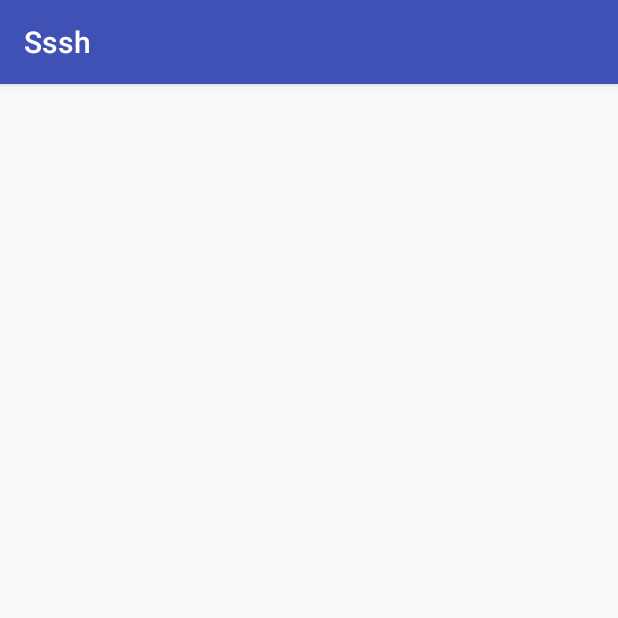
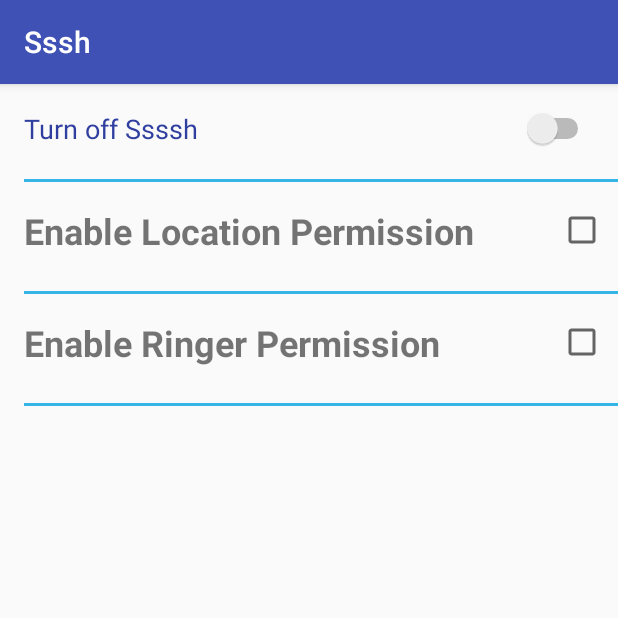
Before and after one commit to 97k/Sssh_SilenceMatters, an Android app: the screen it shows after launch (SettingsActivity), after a tap on "Settings", on a phone screen of 412 x 824 dp, the top half of it. Run offline under Robolectric (Android 15) with nearby library versions, the phone set to English and light mode, and no system bars.

```diff
--- a/app/src/main/java/com/example/android/sssh/SettingsActivity.java
+++ b/app/src/main/java/com/example/android/sssh/SettingsActivity.java
@@ -1,9 +1,20 @@
 package com.example.android.sssh;
 
+import android.os.Bundle;
 import android.support.v7.app.AppCompatActivity;
-import android.os.Bundle;
+
+import com.google.android.gms.common.api.GoogleApiClient;
 
 public class SettingsActivity extends AppCompatActivity {
+
+    // Constants
+    public static final String TAG = MainActivity.class.getSimpleName();
+    private static final int PERMISSIONS_REQUEST_FINE_LOCATION = 111;
+    private static final int PLACE_PICKER_REQUEST = 1;
+
+    // Member Variables.
+    private GoogleApiClient mClient;
+
 
     @Override
     protected void onCreate(Bundle savedInstanceState) {
--- a/app/src/main/res/layout/activity_settings.xml
+++ b/app/src/main/res/layout/activity_settings.xml
@@ -1,10 +1,138 @@
 <?xml version="1.0" encoding="utf-8"?>
-<android.support.constraint.ConstraintLayout
+<LinearLayout
     xmlns:android="http://schemas.android.com/apk/res/android"
     xmlns:app="http://schemas.android.com/apk/res-auto"
     xmlns:tools="http://schemas.android.com/tools"
     android:layout_width="match_parent"
     android:layout_height="match_parent"
+    android:orientation="vertical"
     tools:context="com.example.android.sssh.SettingsActivity">
 
-</android.support.constraint.ConstraintLayout>
+
+    <LinearLayout
+        android:layout_width="match_parent"
+        android:layout_height="wrap_content"
+        android:orientation="vertical">
+
+
+        <Switch
+            android:id="@+id/enable_switch_geofence"
+            android:layout_width="match_parent"
+            android:layout_height="match_parent"
+            android:layout_gravity="center"
+            android:layout_margin="@dimen/activity_vertical_margin"
+            android:text="@string/Turn_on_off"
+            android:textAppearance="@style/TextAppearance.AppCompat.Medium"
+            android:textColor="@color/colorPrimaryDark"/>
+
+        <View
+            android:layout_width="fill_parent"
+            android:layout_height="2dip"
+            android:layout_marginStart="16dp"
+            android:layout_marginTop="4dp"
+            android:background="@android:color/holo_blue_light"/>
+
+
+    </LinearLayout>
+
+
+    <LinearLayout
+        android:layout_width="match_parent"
+        android:layout_height="wrap_content"
+        android:orientation="vertical">
+
+        <LinearLayout
+            android:layout_width="match_parent"
+            android:layout_height="match_parent"
+            android:orientation="horizontal">
+
+            <TextView
+                android:layout_width="wrap_content"
+                android:layout_height="match_parent"
+                android:layout_margin="@dimen/activity_horizontal_margin"
+                android:fontFamily="sans-serif"
+                android:text="@string/enable_loc_per"
+                android:textSize="24sp"
+                android:textStyle="bold"/>
+
+            <RelativeLayout
+                android:layout_width="match_parent"
+                android:layout_height="match_parent">
+
+                <CheckBox
+                    android:id="@+id/location_permission_checkbox"
+                    android:layout_width="wrap_content"
+                    android:layout_height="wrap_content"
+                    android:layout_alignParentEnd="true"
+                    android:layout_marginBottom="@dimen/activity_horizontal_margin"
+                    android:layout_marginRight="8dp"
+                    android:layout_marginTop="@dimen/activity_vertical_margin"
+                    android:gravity="center"
+                    android:onClick="onLocationPermissionClicked"
+                    />
+
+            </RelativeLayout>
+
+        </LinearLayout>
+
+        <View
+            android:layout_width="fill_parent"
+            android:layout_height="2dip"
+            android:layout_marginStart="16dp"
+            android:layout_marginTop="4dp"
+            android:background="@android:color/holo_blue_light"/>
+
+
+    </LinearLayout>
+
+    <LinearLayout
+        android:layout_width="match_parent"
+        android:layout_height="wrap_content"
+        android:orientation="vertical">
+
+        <LinearLayout
+            android:layout_width="match_parent"
+            android:layout_height="match_parent"
+            android:orientation="horizontal">
+
+            <TextView
+                android:layout_width="wrap_content"
+                android:layout_height="match_parent"
+                android:layout_margin="@dimen/activity_horizontal_margin"
+                android:fontFamily="sans-serif"
+                android:text="@string/enable_ringer_per"
+                android:textSize="24sp"
+                android:textStyle="bold"/>
+
+            <RelativeLayout
+                android:layout_width="match_parent"
+                android:layout_height="match_parent">
+
+                <CheckBox
+                    android:id="@+id/ringer_permission_checkbox"
+                    android:layout_width="wrap_content"
+                    android:layout_height="wrap_content"
+                    android:layout_alignParentEnd="true"
+                    android:layout_marginBottom="@dimen/activity_horizontal_margin"
+                    android:layout_marginRight="8dp"
+                    android:layout_marginTop="@dimen/activity_vertical_margin"
+                    android:gravity="center"
+                    android:onClick="onLocationPermissionClicked"
+                    />
+
+            </RelativeLayout>
+
+        </LinearLayout>
+
+        <View
+            android:layout_width="fill_parent"
+            android:layout_height="2dip"
+            android:layout_marginStart="16dp"
+            android:layout_marginTop="4dp"
+            android:background="@android:color/holo_blue_light"/>
+
+
+    </LinearLayout>
+
+
+</LinearLayout>
--- a/app/src/main/res/values/strings.xml
+++ b/app/src/main/res/values/strings.xml
@@ -2,4 +2,7 @@
     <string name="app_name">Sssh</string>
     <string name="action_delete">Delete a Location</string>
     <string name="settings">Settings</string>
+    <string name="Turn_on_off">Turn off Ssssh</string>
+    <string name="enable_loc_per">Enable Location Permission</string>
+    <string name="enable_ringer_per">Enable Ringer Permission</string>
 </resources>
--- a/app/src/main/res/values/styles.xml
+++ b/app/src/main/res/values/styles.xml
@@ -6,6 +6,7 @@
         <item name="colorPrimary">@color/colorPrimary</item>
         <item name="colorPrimaryDark">@color/colorPrimaryDark</item>
         <item name="colorAccent">@color/colorAccent</item>
+
     </style>
 
 </resources>
```
Also changed, not shown: app/build.gradle (+5 -3 lines), app/src/main/AndroidManifest.xml (+8 -0 lines), app/src/main/java/com/example/android/sssh/provider/PlaceContentProvider.java (added, +47 -0 lines), app/src/main/java/com/example/android/sssh/provider/PlaceContract.java (added, +31 -0 lines), app/src/main/java/com/example/android/sssh/provider/PlaceDbHelper.java (added, +40 -0 lines).
